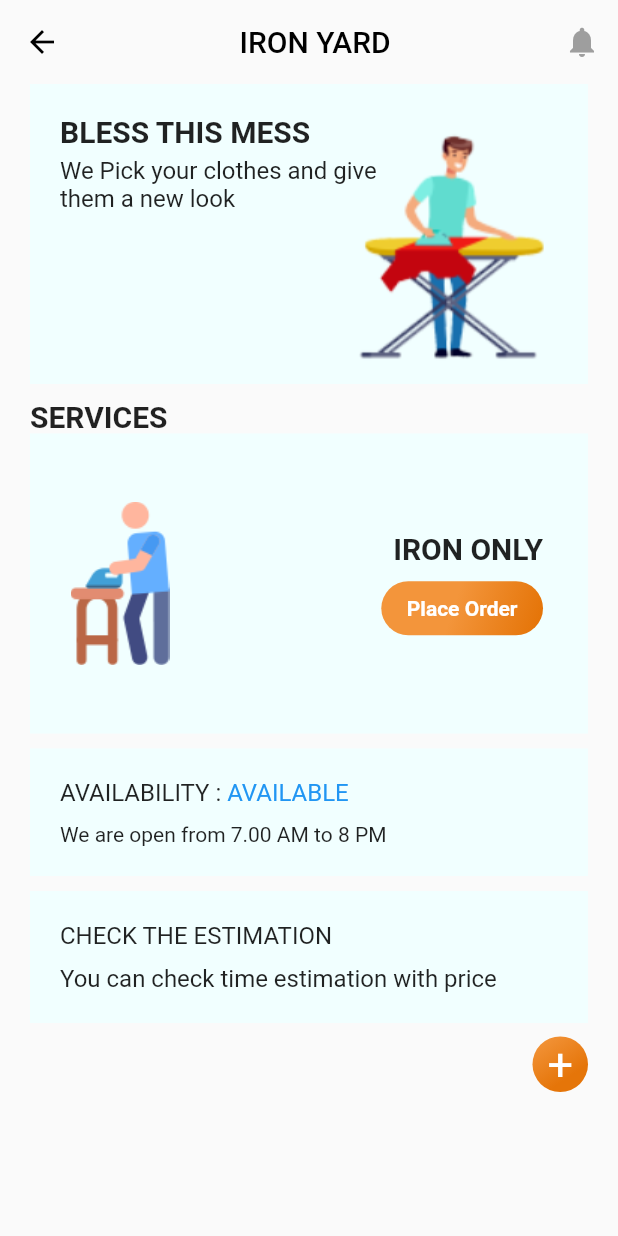
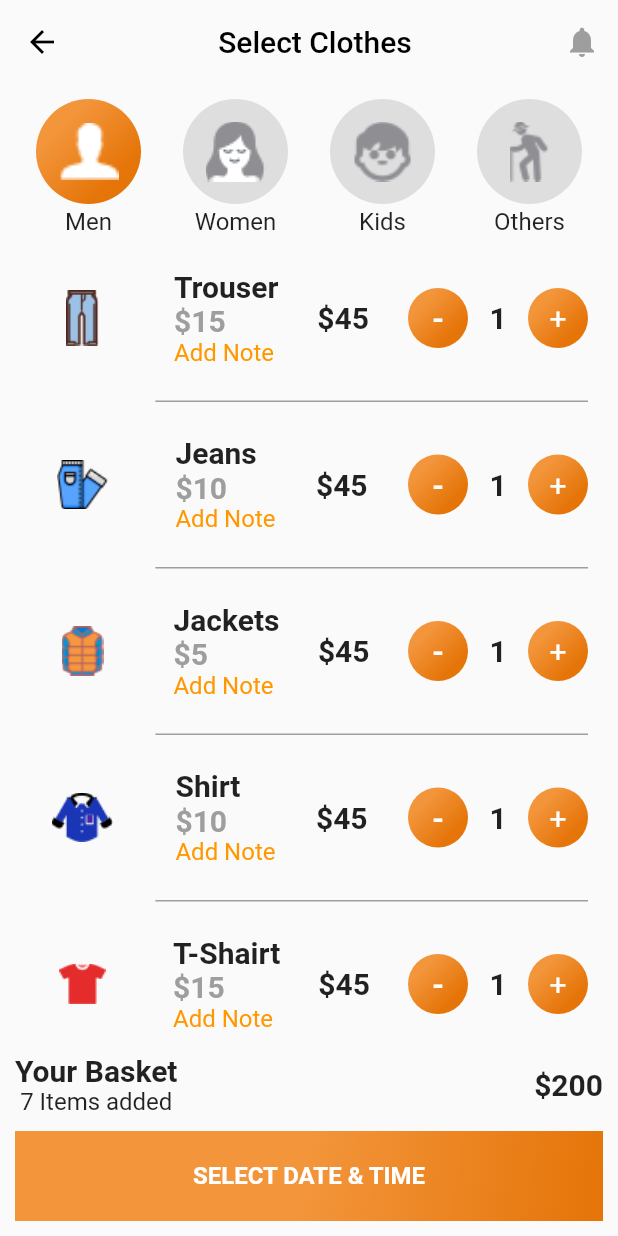
Before and after one commit to gr-rishad/laundary_ui, a Flutter app: the HomePageScreen screen opened directly, after a tap on "Place Order", on a phone screen of 412 x 824 dp. Run offline on Flutter 3.47's test engine with Material 2 defaults, Android fonts, the phone set to English and light mode, and no system bars.

Commit message:
select date & time Page

```diff
--- a/lib/screens/home_page_screen.dart
+++ b/lib/screens/home_page_screen.dart
@@ -1,4 +1,5 @@
 import 'package:flutter/material.dart';
+import 'package:laundary_app_ui/screens/order_page_screen.dart';
 import 'package:laundary_app_ui/style/home_page_style_scheme.dart';
 import 'package:laundary_app_ui/style/login_style_scheme.dart';
 
@@ -123,7 +124,7 @@ class _HomePageScreenState extends State<HomePageScreen> {
                           ),
                           SizedBox(height: 10),
                           InkWell(
-                            onTap: () {},
+                            onTap: openOrderPage,
                             child: Container(
                               decoration: BoxDecoration(
                                 gradient: gradientStyle,
@@ -197,27 +198,60 @@ class _HomePageScreenState extends State<HomePageScreen> {
                 ],
               ),
             ),
-            Row(
-              mainAxisAlignment: MainAxisAlignment.end,
-              children: [
-                Container(
-                  padding: EdgeInsets.all(10),
-                  decoration: BoxDecoration(
-                    gradient: gradientStyle,
-                    shape: BoxShape.circle,
-                  ),
-                  child: Text(
-                    '+',
-                    style: TextStyle(
-                      color: Colors.white,
-                      fontSize: 30,
-                    ),
-                  ),
-                )
-              ],
-            )
+            // Row(
+            //   mainAxisAlignment: MainAxisAlignment.end,
+            //   children: [
+            //     Container(
+            //       padding: EdgeInsets.all(10),
+            //       decoration: BoxDecoration(
+            //         gradient: gradientStyle,
+            //         shape: BoxShape.circle,
+            //       ),
+            //       child: Text(
+            //         '+',
+            //         style: TextStyle(
+            //           color: Colors.white,
+            //           fontSize: 30,
+            //         ),
+            //       ),
+            //     )
+            //   ],
+            // ),
           ],
         ),
+      ),
+      bottomNavigationBar: BottomNavigationBar(
+        type: BottomNavigationBarType.fixed,
+        selectedItemColor: Colors.orange,
+        iconSize: 30,
+        onTap: (value) => {},
+        items: [
+          BottomNavigationBarItem(
+            icon: Icon(Icons.home),
+            label: 'Home',
+          ),
+          BottomNavigationBarItem(
+            icon: Icon(Icons.track_changes),
+            label: 'Track Order',
+          ),
+          BottomNavigationBarItem(
+            icon: Icon(Icons.view_list),
+            label: 'My Order',
+          ),
+          BottomNavigationBarItem(
+            icon: Icon(Icons.contacts),
+            label: 'Profile',
+          ),
+        ],
+      ),
+    );
+  }
+
+  void openOrderPage() {
+    Navigator.push(
+      context,
+      MaterialPageRoute(
+        builder: (context) => OrderPageScreen(),
       ),
     );
   }
--- /dev/null
+++ b/lib/screens/order_page_screen.dart
@@ -0,0 +1,235 @@
+import 'package:flutter/material.dart';
+import 'package:laundary_app_ui/screens/pick_up_time_page_screen.dart';
+import 'package:laundary_app_ui/style/home_page_style_scheme.dart';
+import 'package:laundary_app_ui/style/login_style_scheme.dart';
+
+class OrderPageScreen extends StatefulWidget {
+  @override
+  _OrderPageScreenState createState() => _OrderPageScreenState();
+}
+
+class _OrderPageScreenState extends State<OrderPageScreen> {
+  @override
+  Widget build(BuildContext context) {
+    return Scaffold(
+      appBar: AppBar(
+        backgroundColor: Colors.transparent,
+        elevation: 0,
+        leading: IconButton(
+            icon: Icon(Icons.arrow_back, color: Colors.black),
+            onPressed: () {}),
+        title: Center(
+          child: Text(
+            'Select Clothes',
+            style: TextStyle(color: Colors.black),
+          ),
+        ),
+        actions: [
+          IconButton(
+              icon: Icon(Icons.notifications, color: Colors.grey),
+              onPressed: () {})
+        ],
+      ),
+      body: Container(
+        padding: EdgeInsets.all(10),
+        child: Column(
+          children: [
+            Row(
+              mainAxisAlignment: MainAxisAlignment.spaceAround,
+              children: [
+                categoryWidget("man", "Men", true),
+                categoryWidget("girl", "Women", false),
+                categoryWidget("child", "Kids", false),
+                categoryWidget("oldman", "Others", false),
+              ],
+            ),
+            Expanded(
+              child: SingleChildScrollView(
+                child: Column(
+                  children: [
+                    clothWidget("cloth1", "Trouser", "15"),
+                    clothWidget("cloth2", "Jeans", "10"),
+                    clothWidget("cloth3", "Jackets", "5"),
+                    clothWidget("cloth4", "Shirt", "10"),
+                    clothWidget("cloth5", "T-Shairt", "15"),
+                    clothWidget("cloth6", "Blazer", "12"),
+                    clothWidget("cloth7", "Coats", "15"),
+                    clothWidget("cloth8", "Kurta", "15"),
+                    clothWidget("cloth9", "Sweater", "15"),
+                  ],
+                ),
+              ),
+            ),
+            Row(
+              mainAxisAlignment: MainAxisAlignment.spaceBetween,
+              children: [
+                Column(
+                  children: [
+                    Text('Your Basket', style: headingStyle),
+                    Text("7 Items added", style: contentStyle),
+                  ],
+                ),
+                Text("\$200", style: headingStyle)
+              ],
+            ),
+            SizedBox(height: 10),
+            InkWell(
+              onTap: () {
+                Navigator.push(
+                  context,
+                  MaterialPageRoute(
+                    builder: (context) => PickUpTimePageScreen(),
+                  ),
+                );
+              },
+              child: Container(
+                padding: EdgeInsets.all(20),
+                height: 60,
+                decoration: BoxDecoration(
+                  gradient: gradientStyle,
+                ),
+                child: Center(
+                  child: Text(
+                    'SELECT DATE & TIME',
+                    style: TextStyle(
+                      color: Colors.white,
+                      fontSize: 16,
+                      fontWeight: FontWeight.w700,
+                    ),
+                  ),
+                ),
+              ),
+            ),
+          ],
+        ),
+      ),
+    );
+  }
+
+  Container clothWidget(String img, String name, String price) {
+    return Container(
+      padding: EdgeInsets.symmetric(horizontal: 10),
+      width: MediaQuery.of(context).size.width,
+      child: Column(
+        children: [
+          Container(
+            padding: EdgeInsets.symmetric(vertical: 20),
+            child: Row(
+              crossAxisAlignment: CrossAxisAlignment.center,
+              mainAxisAlignment: MainAxisAlignment.spaceBetween,
+              children: [
+                Container(
+                  margin: EdgeInsets.all(10),
+                  height: 50,
+                  width: 50,
+                  decoration: BoxDecoration(
+                    image: DecorationImage(
+                      image: AssetImage('assets/images/$img.png'),
+                    ),
+                  ),
+                ),
+                Column(
+                  crossAxisAlignment: CrossAxisAlignment.start,
+                  children: [
+                    Text(name, style: headingStyle),
+                    Text(
+                      '\$$price',
+                      style: headingStyle.copyWith(color: Colors.grey),
+                    ),
+                    Text(
+                      'Add Note',
+                      style: contentStyle.copyWith(color: Colors.orange),
+                    )
+                  ],
+                ),
+                Text("\$45", style: headingStyle),
+                Row(
+                  children: [
+                    Container(
+                      height: 40,
+                      width: 40,
+                      decoration: BoxDecoration(
+                          gradient: gradientStyle, shape: BoxShape.circle),
+                      child: Center(
+                        child: Text(
+                          "-",
+                          style: headingStyle.copyWith(color: Colors.white),
+                        ),
+                      ),
+                    ),
+                    Container(
+                      height: 40,
+                      width: 40,
+                      child: Center(
+                        child: Text(
+                          "1",
+                          style: headingStyle.copyWith(fontSize: 20),
+                        ),
+                      ),
+                    ),
+                    Container(
+                      height: 40,
+                      width: 40,
+                      decoration: BoxDecoration(
+                        gradient: gradientStyle,
+                        shape: BoxShape.circle,
+                      ),
+                      child: Center(
+                        child: Text(
+                          "+",
+                          style: TextStyle(color: Colors.white, fontSize: 20),
+                        ),
+                      ),
+                    ),
+                  ],
+                )
+              ],
+            ),
+          ),
+          Row(
+            mainAxisAlignment: MainAxisAlignment.end,
+            children: [
+              Container(
+                  width: MediaQuery.of(context).size.width * 0.70,
+                  height: 1,
+                  color: Colors.grey),
+            ],
+          )
+        ],
+      ),
+    );
+  }
+
+  Column categoryWidget(String img, String name, bool isActive) {
+    return Column(
+      children: [
+        Container(
+          height: 70,
+          width: 70,
+          decoration: BoxDecoration(
+              color: (isActive) ? null : Colors.grey.withOpacity(0.3),
+              gradient: (isActive) ? gradientStyle : null,
+              shape: BoxShape.circle),
+          child: Center(
+            child: Container(
+              margin: EdgeInsets.all(15),
+              decoration: BoxDecoration(
+                image: DecorationImage(
+                  image: AssetImage('assets/images/$img.png'),
+                  fit: BoxFit.contain,
+                ),
+              ),
+            ),
+          ),
+        ),
+        SizedBox(height: 2),
+        Text(
+          name,
+          style: TextStyle(
+            fontSize: 16,
+          ),
+        )
+      ],
+    );
+  }
+}
--- /dev/null
+++ b/lib/screens/pick_up_time_page_screen.dart
@@ -0,0 +1,85 @@
+import 'package:flutter/material.dart';
+import 'package:laundary_app_ui/style/home_page_style_scheme.dart';
+
+class PickUpTimePageScreen extends StatefulWidget {
+  @override
+  _PickUpTimePageScreenState createState() => _PickUpTimePageScreenState();
+}
+
+class _PickUpTimePageScreenState extends State<PickUpTimePageScreen> {
+  @override
+  Widget build(BuildContext context) {
+    return Scaffold(
+      appBar: AppBar(
+        elevation: 0,
+        backgroundColor: Colors.transparent,
+        leading: IconButton(
+          onPressed: () {},
+          icon: Icon(Icons.arrow_back, color: Colors.black),
+        ),
+        title: Center(
+          child: Text(
+            'Select Date & Time',
+            style: TextStyle(color: Colors.black),
+          ),
+        ),
+        actions: [
+          IconButton(
+            onPressed: () {},
+            icon: Icon(Icons.notifications, color: Colors.grey),
+          )
+        ],
+      ),
+      body: Container(
+        padding: EdgeInsets.all(20),
+        child: Column(
+          crossAxisAlignment: CrossAxisAlignment.start,
+          children: [
+            Text('Pick Up Date', style: headingStyle),
+            SizedBox(height: 10),
+            SingleChildScrollView(
+              scrollDirection: Axis.horizontal,
+              child: Row(
+                //mainAxisAlignment: MainAxisAlignment.spaceBetween,
+                children: [
+                  dateWidget("Wed", "07 Aug", true),
+                  dateWidget("Thu", "08 Aug", false),
+                  dateWidget("Fri", "09 Aug", false),
+                  dateWidget("Sat", "10 Aug", false),
+                  dateWidget("Mon", "11 Aug", false),
+                ],
+              ),
+            )
+          ],
+        ),
+      ),
+    );
+  }
+
+  Container dateWidget(String day, String date, bool isActive) {
+    return Container(
+      margin: EdgeInsets.only(right: 10),
+      padding: EdgeInsets.all(15),
+      decoration: BoxDecoration(
+        color: isActive ? Colors.orange : Colors.grey.withOpacity(0.3),
+        borderRadius: BorderRadius.all(
+          Radius.circular(20),
+        ),
+      ),
+      child: Column(
+        children: [
+          Text(
+            day,
+            style: contentStyle.copyWith(
+                color: isActive ? Colors.white : Colors.black),
+          ),
+          Text(
+            date,
+            style: contentStyle.copyWith(
+                color: isActive ? Colors.white : Colors.black, fontSize: 15),
+          ),
+        ],
+      ),
+    );
+  }
+}
```
